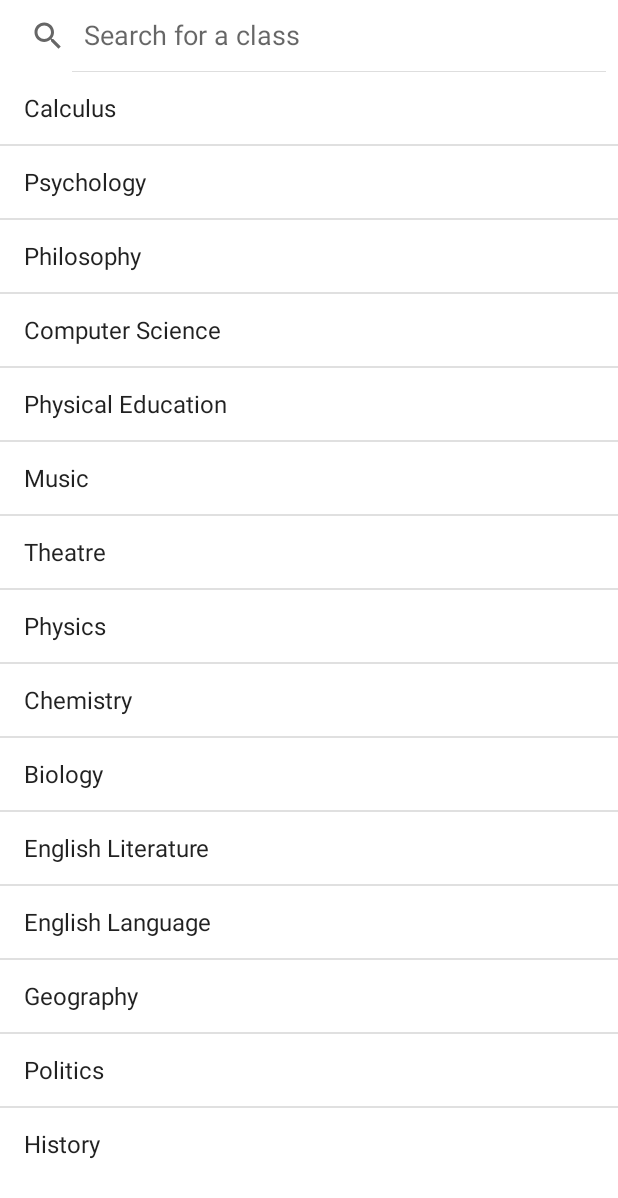
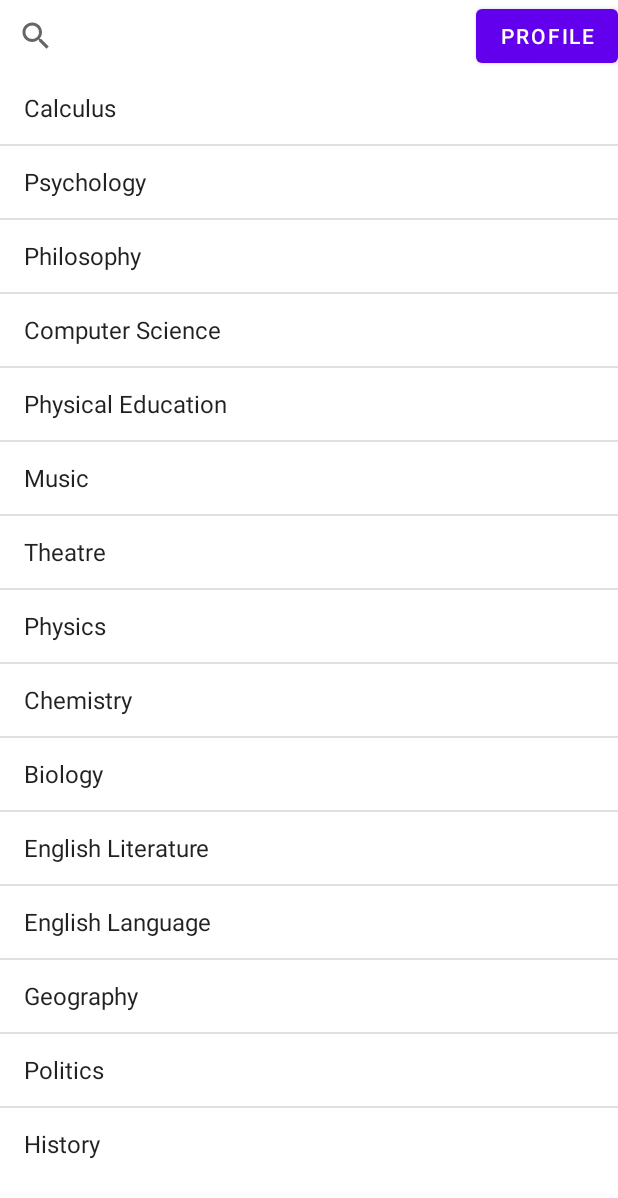
Before and after one commit to jhiltonjones/GSU_app, an Android app: the ClassList screen opened directly, with no data from a screen before it, on a phone screen of 412 x 824 dp. Shown: the top 1198 px of the screen. Run offline under Robolectric (Android 15) with nearby library versions, the phone set to English and light mode, and no system bars.

Commit message:
profile button added

```diff
--- a/app/src/main/res/layout/class_list.xml
+++ b/app/src/main/res/layout/class_list.xml
@@ -1,19 +1,40 @@
 <LinearLayout xmlns:android="http://schemas.android.com/apk/res/android"
     android:orientation="vertical"
     android:layout_width="match_parent"
-    android:layout_height="match_parent">
+    android:layout_height="match_parent"
+    android:weightSum="2">
 
     <SearchView
         android:id="@+id/search_view"
-        android:layout_width="match_parent"
+        android:layout_width="wrap_content"
         android:layout_height="wrap_content"
-        android:iconifiedByDefault="false"
-        android:queryHint="Search for a class" />
+        android:layout_toLeftOf="@id/profile"
+        android:iconifiedByDefault="true"
+        android:orientation="horizontal"
+        android:queryHint="Search for a class">
+
+        <View
+            android:layout_width="0dp"
+            android:layout_height="0dp"
+            android:layout_weight="1" />
+
+        <Button
+            android:id="@+id/profile"
+            android:layout_width="wrap_content"
+            android:layout_height="wrap_content"
+            android:layout_alignParentRight="true"
+            android:layout_alignParentBottom="true"
+            android:layout_toRightOf="@id/search_view"
+            android:orientation="horizontal"
+            android:text="Profile" />
+    </SearchView>
 
     <ListView
         android:id="@+id/list_view"
         android:layout_width="match_parent"
-        android:layout_height="wrap_content" />
+        android:layout_height="wrap_content" >
+
+    </ListView>
 
 
 
```
